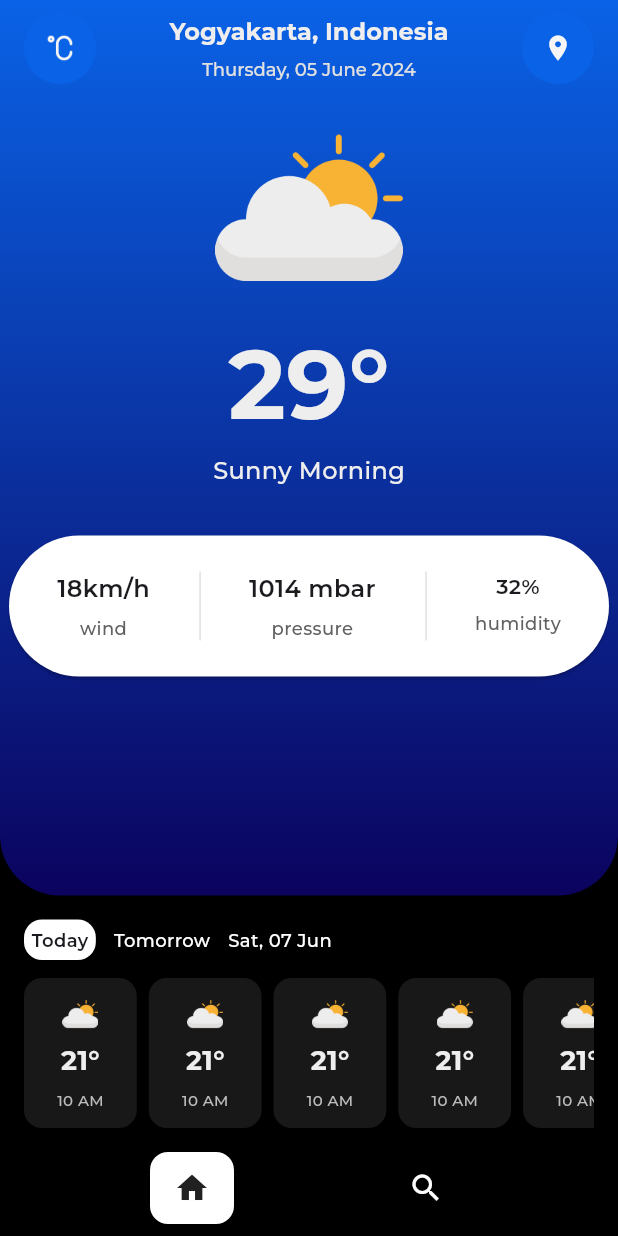
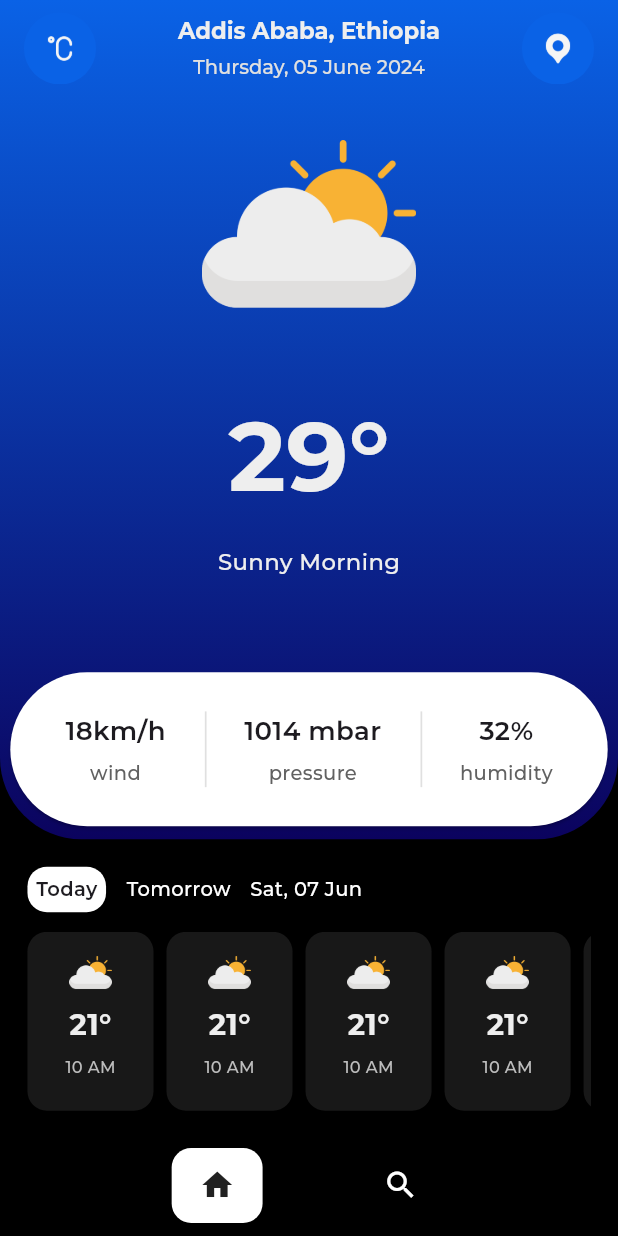
Before and after one commit to abel-yetintu/SkyView, a Flutter app: the screen it shows after launch, on a phone screen of 412 x 824 dp. Run offline on Flutter 3.47's test engine with Material 3 defaults, Android fonts, the light colour scheme and no system bars; drawn by our look-alikes of google_nav_bar; our stand-ins replace flutter_screenutil; project files that could hold a hidden picture were left out.

Commit message:
Made ui display proper layout on different screen sizes using flutter_screenutil package

```diff
--- a/lib/main.dart
+++ b/lib/main.dart
@@ -1,4 +1,5 @@
 import 'package:flutter/material.dart';
+import 'package:flutter_screenutil/flutter_screenutil.dart';
 import 'package:sky_view/pages/home%20page/home.dart';
 
 void main() {
@@ -10,10 +11,17 @@ class SkyView extends StatelessWidget {
 
   @override
   Widget build(BuildContext context) {
-    return MaterialApp(
-      debugShowCheckedModeBanner: false,
-      theme: ThemeData(fontFamily: 'Montserrat'),
-      home: const Home(),
+    return ScreenUtilInit(
+      designSize: const Size(360, 760),
+      minTextAdapt: true,
+      splitScreenMode: true,
+      builder: (context, child) {
+        return MaterialApp(
+          debugShowCheckedModeBanner: false,
+          theme: ThemeData(fontFamily: 'Montserrat'),
+          home: const Home(),
+        );
+      },
     );
   }
 }
--- a/lib/pages/home page/bottom_widget.dart
+++ b/lib/pages/home page/bottom_widget.dart
@@ -1,4 +1,5 @@
 import 'package:flutter/material.dart';
+import 'package:flutter_screenutil/flutter_screenutil.dart';
 import 'package:sky_view/pages/home%20page/weather_card.dart';
 
 class BottomWidget extends StatelessWidget {
@@ -7,49 +8,49 @@ class BottomWidget extends StatelessWidget {
   @override
   Widget build(BuildContext context) {
     return Container(
-      padding: const EdgeInsets.all(16.0),
+      padding: EdgeInsets.all(16.0.w),
       child: Column(
         crossAxisAlignment: CrossAxisAlignment.start,
         children: [
           Row(
             children: [
               Container(
-                padding: const EdgeInsets.all(5),
+                padding: EdgeInsets.all(5.w),
                 decoration: BoxDecoration(
-                  borderRadius: BorderRadius.circular(12),
+                  borderRadius: BorderRadius.circular(12.r),
                   color: Colors.white,
                 ),
-                child: const Text(
+                child: Text(
                   'Today',
                   style: TextStyle(
-                    fontSize: 12,
+                    fontSize: 12.sp,
                     fontWeight: FontWeight.w600,
                   ),
                 ),
               ),
-              const SizedBox(width: 12),
-              const Text(
+              SizedBox(width: 12.w),
+              Text(
                 'Tomorrow',
                 style: TextStyle(
                   color: Colors.white,
-                  fontSize: 12,
+                  fontSize: 12.sp,
                 ),
               ),
-              const SizedBox(width: 12),
-              const Text(
+              SizedBox(width: 12.sp),
+              Text(
                 'Sat, 07 Jun',
                 style: TextStyle(
                   color: Colors.white,
-                  fontSize: 12,
+                  fontSize: 12.sp,
                 ),
               ),
             ],
           ),
-          const SizedBox(
-            height: 12,
+          SizedBox(
+            height: 12.h,
           ),
           SizedBox(
-            height: 100,
+            height: 110.h,
             child: ListView.builder(
               shrinkWrap: true,
               scrollDirection: Axis.horizontal,
--- a/lib/pages/home page/home.dart
+++ b/lib/pages/home page/home.dart
@@ -1,4 +1,5 @@
 import 'package:flutter/material.dart';
+import 'package:flutter_screenutil/flutter_screenutil.dart';
 import 'package:google_nav_bar/google_nav_bar.dart';
 import 'package:sky_view/pages/home%20page/bottom_widget.dart';
 import 'package:sky_view/pages/home%20page/top_widget.dart';
@@ -15,7 +16,7 @@ class Home extends StatelessWidget {
         automaticallyImplyLeading: false,
         forceMaterialTransparency: true,
         title: Padding(
-          padding: const EdgeInsets.only(top: 8.0),
+          padding: EdgeInsets.only(top: 8.0.h),
           child: Row(
             mainAxisAlignment: MainAxisAlignment.spaceBetween,
             children: [
@@ -27,66 +28,78 @@ class Home extends StatelessWidget {
                 child: IconButton(
                   icon: Image.asset(
                     'assets/icons/degree_c.png',
-                    width: 22,
-                    height: 22,
+                    width: 20.w,
+                    height: 20.h,
                     color: Colors.grey[100],
                   ),
                   onPressed: () {},
                 ),
               ),
-              Column(
+              Expanded(
+                child: Padding(
+                  padding: EdgeInsets.symmetric(horizontal: 9.0.w),
+                  child: Column(
                     children: [
                       Text(
-                    'Yogyakarta, Indonesia',
+                        'Addis Ababa, Ethiopia',
+                        overflow: TextOverflow.ellipsis,
                         style: TextStyle(
-                      fontSize: 16,
+                          fontSize: 14.sp,
                           fontWeight: FontWeight.bold,
                           color: Colors.grey[200],
                         ),
                       ),
-                  const SizedBox(
-                    height: 8,
+                      SizedBox(
+                        height: 6.h,
                       ),
                       Text(
                         'Thursday, 05 June 2024',
                         style: TextStyle(
-                      fontSize: 12,
+                          fontSize: 12.sp,
                           color: Colors.grey[300],
                         ),
                       )
                     ],
                   ),
+                ),
+              ),
               Container(
-                padding: const EdgeInsets.all(14),
                 decoration: const BoxDecoration(
                   color: Color.fromARGB(255, 10, 98, 230),
                   shape: BoxShape.circle,
                 ),
-                child: Icon(
-                  Icons.location_on,
+                child: IconButton(
+                  icon: Image.asset(
+                    'assets/icons/pin.png',
+                    width: 20.w,
+                    height: 20.h,
                     color: Colors.grey[100],
-                  size: 20,
+                  ),
+                  onPressed: () {},
                 ),
               ),
             ],
           ),
         ),
       ),
-      body: const Column(
+      body: Column(
         crossAxisAlignment: CrossAxisAlignment.start,
         children: [
-          Expanded(
+          const Expanded(
             child: TopWidget(),
           ),
-          BottomWidget(),
+          Container(
+            margin: EdgeInsets.only(bottom: 6.h),
+            child: const BottomWidget(),
+          ),
         ],
       ),
       bottomNavigationBar: Padding(
-        padding: const EdgeInsets.fromLTRB(100, 0, 100, 8),
+        padding: EdgeInsets.fromLTRB(100.w, 0, 100.w, 8.h),
         child: GNav(
-          padding: const EdgeInsets.symmetric(vertical: 12, horizontal: 16),
+          padding: EdgeInsets.symmetric(vertical: 12.h, horizontal: 16.w),
           tabBackgroundColor: Colors.white,
-          tabBorderRadius: 12,
+          tabBorderRadius: 12.r,
           color: Colors.white,
           activeColor: Colors.grey.shade900,
           tabs: const [
--- a/lib/pages/home page/info_bar.dart
+++ b/lib/pages/home page/info_bar.dart
@@ -1,4 +1,5 @@
 import 'package:flutter/material.dart';
+import 'package:flutter_screenutil/flutter_screenutil.dart';
 
 class InfoBar extends StatelessWidget {
   const InfoBar({super.key});
@@ -6,33 +7,33 @@ class InfoBar extends StatelessWidget {
   @override
   Widget build(BuildContext context) {
     return Card(
-      margin: const EdgeInsets.symmetric(horizontal: 6, vertical: 0),
+      margin: EdgeInsets.symmetric(horizontal: 6.w, vertical: 8.h),
       color: Colors.white,
-      shape: const RoundedRectangleBorder(
-          borderRadius: BorderRadius.all(Radius.circular(50))),
+      shape: RoundedRectangleBorder(
+          borderRadius: BorderRadius.all(Radius.circular(50.r))),
       child: Padding(
-        padding: const EdgeInsets.symmetric(horizontal: 32.0, vertical: 24.0),
+        padding: EdgeInsets.symmetric(horizontal: 32.0.w, vertical: 24.0.h),
         child: IntrinsicHeight(
           child: Row(
             mainAxisAlignment: MainAxisAlignment.spaceBetween,
             children: [
               Column(
                 children: [
-                  const Text(
+                  Text(
                     '18km/h',
                     style: TextStyle(
                       fontWeight: FontWeight.w600,
-                      fontSize: 16,
+                      fontSize: 16.sp,
                     ),
                   ),
-                  const SizedBox(
-                    height: 6,
+                  SizedBox(
+                    height: 6.h,
                   ),
                   Text(
                     'wind',
                     style: TextStyle(
                       color: Colors.grey[700],
-                      fontSize: 12,
+                      fontSize: 12.sp,
                     ),
                   ),
                 ],
@@ -40,25 +41,25 @@ class InfoBar extends StatelessWidget {
               VerticalDivider(
                 color: Colors.grey[300],
                 width: 0,
-                thickness: 1,
+                thickness: 1.w,
               ),
               Column(
                 children: [
-                  const Text(
+                  Text(
                     '1014 mbar',
                     style: TextStyle(
                       fontWeight: FontWeight.w600,
-                      fontSize: 16,
+                      fontSize: 16.sp,
                     ),
                   ),
-                  const SizedBox(
-                    height: 6,
+                  SizedBox(
+                    height: 6.h,
                   ),
                   Text(
                     'pressure',
                     style: TextStyle(
                       color: Colors.grey[700],
-                      fontSize: 12,
+                      fontSize: 12.sp,
                     ),
                   ),
                 ],
@@ -66,22 +67,26 @@ class InfoBar extends StatelessWidget {
               VerticalDivider(
                 color: Colors.grey[300],
                 width: 0,
-                thickness: 1,
+                thickness: 1.w,
               ),
               Column(
                 children: [
-                  const Text(
+                  Text(
                     '32%',
                     style: TextStyle(
                       fontWeight: FontWeight.w600,
+                      fontSize: 16.sp,
                     ),
                   ),
-                  const SizedBox(
-                    height: 6,
+                  SizedBox(
+                    height: 6.h,
                   ),
                   Text(
                     'humidity',
-                    style: TextStyle(color: Colors.grey[700], fontSize: 12),
+                    style: TextStyle(
+                      color: Colors.grey[700],
+                      fontSize: 12.sp,
+                    ),
                   ),
                 ],
               ),
--- a/lib/pages/home page/top_widget.dart
+++ b/lib/pages/home page/top_widget.dart
@@ -1,4 +1,5 @@
 import 'package:flutter/material.dart';
+import 'package:flutter_screenutil/flutter_screenutil.dart';
 import 'package:sky_view/pages/home%20page/info_bar.dart';
 
 class TopWidget extends StatelessWidget {
@@ -7,8 +8,8 @@ class TopWidget extends StatelessWidget {
   @override
   Widget build(BuildContext context) {
     return Container(
-      decoration: const BoxDecoration(
-        gradient: LinearGradient(
+      decoration: BoxDecoration(
+        gradient: const LinearGradient(
           begin: Alignment.topCenter,
           end: Alignment.bottomCenter,
           colors: [
@@ -17,37 +18,38 @@ class TopWidget extends StatelessWidget {
           ],
         ),
         borderRadius: BorderRadius.only(
-          bottomLeft: Radius.circular(40),
-          bottomRight: Radius.circular(40),
+          bottomLeft: Radius.circular(50.r),
+          bottomRight: Radius.circular(50.r),
         ),
       ),
       child: Padding(
         padding:
-            EdgeInsets.only(top: Scaffold.of(context).appBarMaxHeight! + 20),
+            EdgeInsets.only(top: Scaffold.of(context).appBarMaxHeight! + 20.h),
         child: Column(
+          mainAxisAlignment: MainAxisAlignment.spaceBetween,
           children: [
             SizedBox(
-              width: 125,
+              width: 125.w,
               child: Image.asset('assets/images/cloudy.png'),
             ),
-            const SizedBox(
-              height: 8,
+            SizedBox(
+              height: 8.h,
             ),
             Text(
               '29°',
               textAlign: TextAlign.center,
               style: TextStyle(
                 color: Colors.grey[200],
-                fontSize: 65,
+                fontSize: 60.sp,
                 fontWeight: FontWeight.bold,
               ),
             ),
             Text(
               'Sunny Morning',
-              style: TextStyle(color: Colors.grey[200], fontSize: 16),
+              style: TextStyle(color: Colors.grey[200], fontSize: 14.sp),
             ),
-            const SizedBox(
-              height: 32,
+            SizedBox(
+              height: 24.h,
             ),
             const InfoBar(),
           ],
--- a/lib/pages/home page/weather_card.dart
+++ b/lib/pages/home page/weather_card.dart
@@ -1,4 +1,5 @@
 import 'package:flutter/material.dart';
+import 'package:flutter_screenutil/flutter_screenutil.dart';
 
 class WeatherCard extends StatelessWidget {
   const WeatherCard({super.key});
@@ -6,46 +7,44 @@ class WeatherCard extends StatelessWidget {
   @override
   Widget build(BuildContext context) {
     return Container(
-      margin: const EdgeInsets.only(right: 8),
+      margin: EdgeInsets.only(right: 8.h),
+      padding: EdgeInsets.symmetric(vertical: 12.h, horizontal: 22.w),
       decoration: BoxDecoration(
-        borderRadius: BorderRadius.circular(12),
+        borderRadius: BorderRadius.circular(12.r),
         color: const Color.fromARGB(255, 24, 24, 24),
       ),
-      child: Padding(
-        padding: const EdgeInsets.symmetric(vertical: 12, horizontal: 22),
       child: Column(
         children: [
-            const SizedBox(
-              width: 24,
-              height: 24,
-              child: Image(
+          SizedBox(
+            width: 26.w,
+            height: 26.h,
+            child: const Image(
               image: AssetImage('assets/images/cloudy.png'),
             ),
           ),
-            const SizedBox(
-              height: 6,
+          SizedBox(
+            height: 6.h,
           ),
           Text(
             '21°',
             style: TextStyle(
-                fontSize: 18,
+              fontSize: 18.sp,
               fontWeight: FontWeight.w700,
               color: Colors.grey[200],
             ),
           ),
-            const SizedBox(
-              height: 6,
+          SizedBox(
+            height: 6.h,
           ),
           Text(
             '10 AM',
             style: TextStyle(
-                fontSize: 10,
+              fontSize: 10.sp,
               color: Colors.grey[400],
             ),
           ),
         ],
       ),
-      ),
     );
   }
 }
--- a/pubspec.yaml
+++ b/pubspec.yaml
@@ -9,12 +9,13 @@ environment:
 dependencies:
   flutter:
     sdk: flutter
+  flutter_screenutil: ^5.9.3
   google_nav_bar: ^5.0.6
   http: ^1.2.1
   provider: ^6.1.2
 
 dev_dependencies:
-  flutter_lints: ^3.0.0
+  flutter_lints: ^4.0.0
   flutter_test:
     sdk: flutter
 
```
Also changed, not shown: assets/icons/pin.png (added), pubspec.lock. Lines whose indentation alone changed are shown as unchanged.
